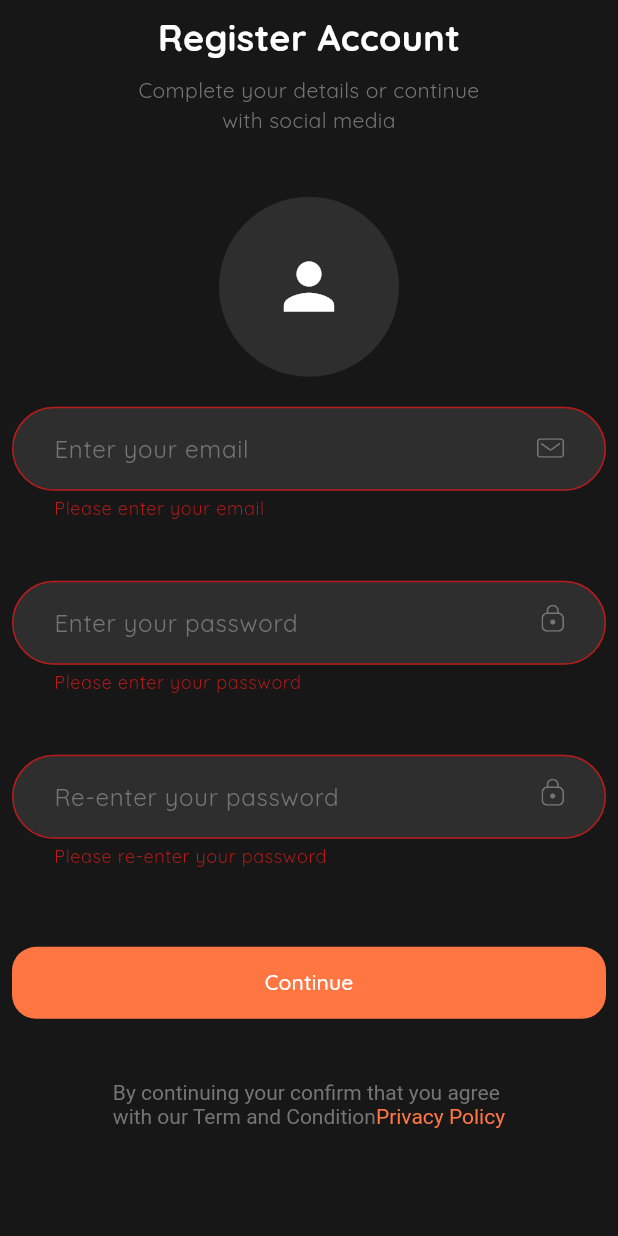
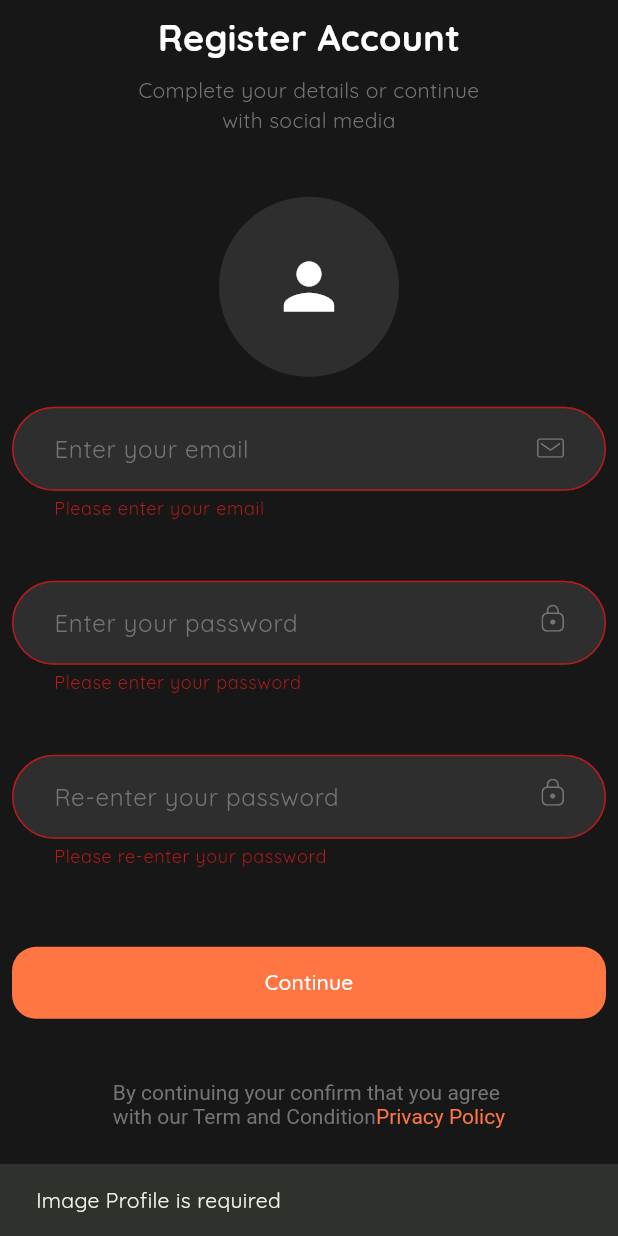
Before and after one commit to eddypencil/workouttracking3, a Flutter app: the SignUpScreen screen opened directly, after a tap on "Continue", on a phone screen of 412 x 824 dp. Run offline on Flutter 3.47's test engine with Material 3 defaults, Android fonts, the light colour scheme and no system bars; our stand-ins replace animated_splash_screen, bloc, cached_network_image, carousel_slider, cloud_firestore, firebase_auth and 16 more; accounts and stored records are empty; network calls fail.

Commit message:
"fix image validation"

```diff
--- a/lib/models/blocs/cubit/AuthCubit/auth_cubit.dart
+++ b/lib/models/blocs/cubit/AuthCubit/auth_cubit.dart
@@ -115,6 +115,7 @@ class AuthCubit extends Cubit<AuthState> {
     await FirebaseFirestore.instance.collection(Collections.users).doc(uid).set({
       "UserName": "${emailController.text.split('@')[0]}",
       "Email": emailController.text,
+      "profileImage": "wating for image",
       "uid": uid
     });
     print("User added to Firestore" + currentUid );
--- a/lib/screens/Auth_Screen/SignUpFrom/Sign_From.dart
+++ b/lib/screens/Auth_Screen/SignUpFrom/Sign_From.dart
@@ -101,17 +101,23 @@ class _SignUpFormState extends State<SignUpForm> {
               const SizedBox(height: 32),
               ElevatedButton(
                 onPressed: () async {
-                  if (authCubit.formKey.currentState!.validate()) {
+                  if (authCubit.formKey.currentState!.validate() && authCubit.image != null) {
                     setState(() {
                       isLoading = true; // Show loading indicator
                     });
                     try {
                       await authCubit.signUpWithFire().then((value) async {
-                        await authCubit.uploadImage(
-                          image: authCubit.image!,
-                          email: authCubit.signInEmailController.text,
-                          uid: authCubit.currentUid,
-                        );
+
+
+
+                          await authCubit.uploadImage(
+                            image: authCubit.image!,
+                            email: authCubit.signInEmailController.text,
+                            uid: authCubit.currentUid,
+                          );
+
+
+
                         authCubit.clearControllers();
                         toastification.show(
                           context: context,
@@ -133,6 +139,10 @@ class _SignUpFormState extends State<SignUpForm> {
                         isLoading = false; // Hide loading indicator
                       });
                     }
+                  }
+                  // snakBar image is required
+                  else if (authCubit.image == null) {
+                    ScaffoldMessenger.of(context).showSnackBar(const SnackBar(content: Text("Image Profile is required")));
                   }
                 },
                 style: ElevatedButton.styleFrom(
```
